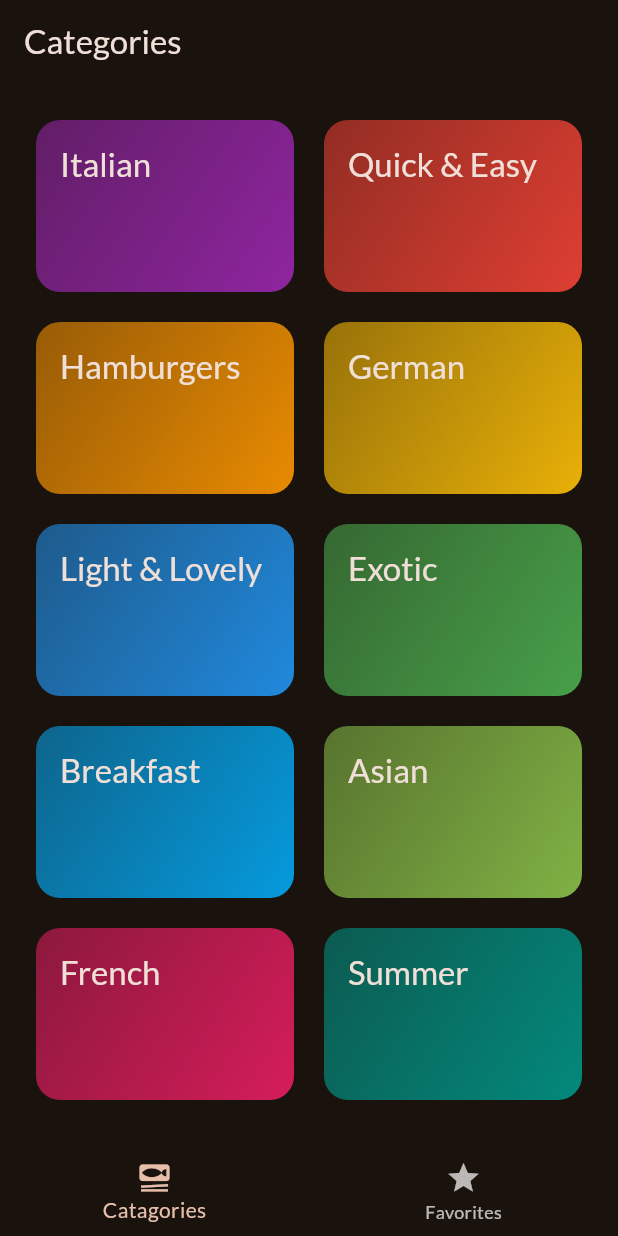
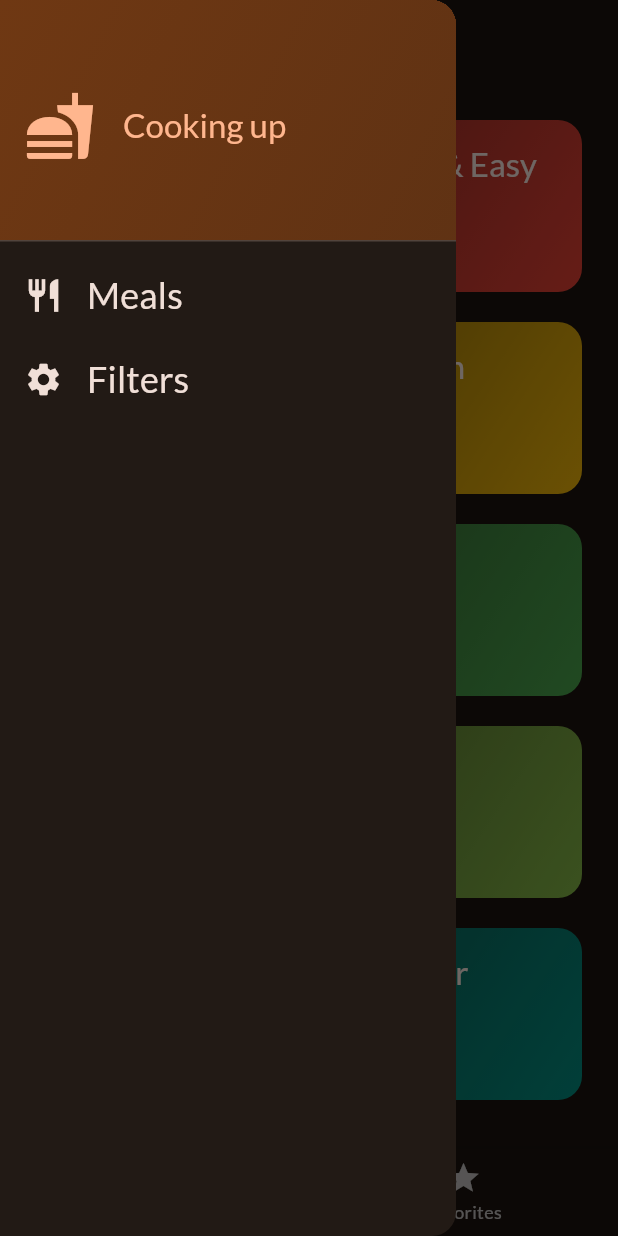
Before and after one commit to AhmmedTowfique/all_about_food, a Flutter app: the screen it shows after launch, with the side drawer open (before the commit the screen has no drawer), on a phone screen of 412 x 824 dp. Run offline on Flutter 3.47's test engine with Material 2 defaults, Android fonts, the phone set to English and light mode, and no system bars; our stand-ins replace google_fonts, transparent_image.

Commit message:
filter functionality added

```diff
--- a/lib/screens/categories.dart
+++ b/lib/screens/categories.dart
@@ -6,10 +6,11 @@ import 'package:all_about_food/widgets/category_grid_item.dart';
 import 'package:flutter/material.dart';
 
 class CategoriesScreen extends StatelessWidget {
-  const CategoriesScreen({Key? key, required this.onToggledFavorite}) : super(key: key);
+  const CategoriesScreen({Key? key, required this.onToggledFavorite, required this.availableMeals}) : super(key: key);
   final void Function(Meal) onToggledFavorite;
+  final List<Meal> availableMeals;
   void _selectCategory(BuildContext context, Category category) {
-    var filteredMeals = dummyMeals.where((meal) => meal.categories.contains(category.id)).toList();
+    var filteredMeals = availableMeals.where((meal) => meal.categories.contains(category.id)).toList();
     Navigator.of(context).push(MaterialPageRoute(
         builder: (ctx) => MealsScreen(title: category.title, meals: filteredMeals, onToggledFavorite: onToggledFavorite))); //Navigator.push(context, route)
   }
--- a/lib/screens/tabs.dart
+++ b/lib/screens/tabs.dart
@@ -1,7 +1,17 @@
+import 'package:all_about_food/dummy_data.dart';
 import 'package:all_about_food/models/meal.dart';
 import 'package:all_about_food/screens/categories.dart';
+import 'package:all_about_food/screens/filter.dart';
 import 'package:all_about_food/screens/meals.dart';
+import 'package:all_about_food/widgets/main_drawer.dart';
 import 'package:flutter/material.dart';
+
+const kInitialFilter = {
+  Filter.glutenFree: false,
+  Filter.lactoseFree: false,
+  Filter.vegetarian: false,
+  Filter.vegan: false
+};
 
 class TabsScreen extends StatefulWidget {
   const TabsScreen({Key? key}) : super(key: key);
@@ -12,6 +22,8 @@ class TabsScreen extends StatefulWidget {
 
 class _TabsScreenState extends State<TabsScreen> {
   int _selectPageIndex = 0;
+  final List<Meal> _favoriteMeals = [];
+  Map<Filter, bool> _selectedFilters = kInitialFilter;
 
   void _selectPage(int index) {
     setState(() {
@@ -19,7 +31,7 @@ class _TabsScreenState extends State<TabsScreen> {
     });
   }
 
-  final List<Meal> _favoriteMeals = [];
+  void _selectScreen(String identifier) {}
 
   void _toggleMealFavoriteStatus(Meal meal) {
     var _isExisting = _favoriteMeals.contains(meal);
@@ -33,19 +45,51 @@ class _TabsScreenState extends State<TabsScreen> {
       }
     });
   }
-  void _showInfoMessage(String message){
+
+  void _showInfoMessage(String message) {
     ScaffoldMessenger.of(context).clearSnackBars();
-    ScaffoldMessenger.of(context).showSnackBar(
-        SnackBar(
-            content: Text(message)));
+    ScaffoldMessenger.of(context).showSnackBar(SnackBar(content: Text(message)));
+  }
+
+  void _setScreen(String identifier) async {
+    Navigator.of(context).pop();
+    if (identifier == 'Filters') {
+      final result = await Navigator.of(context)
+          .push<Map<Filter, bool>>(MaterialPageRoute(builder: (ctx) => FilterScreen(currentFilters: _selectedFilters,)));
+      setState(() {
+        print(result);
+        _selectedFilters = result ?? kInitialFilter;
+      });
+    }
   }
 
   @override
   Widget build(BuildContext context) {
-    Widget activePage = CategoriesScreen(onToggledFavorite: _toggleMealFavoriteStatus);
+    final availableMeals = dummyMeals.where((meal) {
+      if (_selectedFilters[Filter.glutenFree]! && !meal.isGlutenFree) {
+        return false;
+      }
+      if (_selectedFilters[Filter.lactoseFree]! && !meal.isLactoseFree) {
+        return false;
+      }
+      if (_selectedFilters[Filter.vegetarian]! && !meal.isVegetarian) {
+        return false;
+      }
+      if (_selectedFilters[Filter.vegan]! && !meal.isVegan) {
+        return false;
+      }
+      return true;
+    }).toList();
+    Widget activePage = CategoriesScreen(
+        onToggledFavorite: _toggleMealFavoriteStatus,
+        availableMeals: availableMeals
+    );
     var activePageTitle = 'Categories';
     if (_selectPageIndex == 1) {
-      activePage =  MealsScreen( meals: _favoriteMeals, onToggledFavorite: _toggleMealFavoriteStatus,);
+      activePage = MealsScreen(
+        meals: _favoriteMeals,
+        onToggledFavorite: _toggleMealFavoriteStatus,
+      );
       activePageTitle = 'Your Favorites';
     }
 
@@ -53,6 +97,7 @@ class _TabsScreenState extends State<TabsScreen> {
       appBar: AppBar(
         title: Text(activePageTitle),
       ),
+      drawer: MainDrawer(onSelectScreen: _setScreen),
       body: activePage,
       bottomNavigationBar: BottomNavigationBar(
         currentIndex: _selectPageIndex,
--- /dev/null
+++ b/lib/widgets/main_drawer.dart
@@ -0,0 +1,76 @@
+import 'package:flutter/material.dart';
+
+class MainDrawer extends StatelessWidget {
+  const MainDrawer({Key? key, required this.onSelectScreen,}) : super(key: key);
+final void Function(String indentifier) onSelectScreen;
+  @override
+  Widget build(BuildContext context) {
+    return Drawer(
+      child: Column(
+        children: [
+          DrawerHeader(
+              decoration: BoxDecoration(
+                  gradient: LinearGradient(
+                colors: [
+                  Theme.of(context).colorScheme.primaryContainer,
+                  Theme.of(context).colorScheme.primaryContainer.withOpacity(.8),
+                ],
+                begin: Alignment.topLeft,
+                end: Alignment.bottomRight,
+              )),
+              child: Row(
+                children: [
+                  Icon(
+                    Icons.fastfood,
+                    size: 48,
+                    color: Theme.of(context).colorScheme.primary,
+                  ),
+                  const SizedBox(
+                    width: 18,
+                  ),
+                  Text(
+                    'Cooking up',
+                    style:
+                        Theme.of(context).textTheme.titleLarge!.copyWith(color: Theme.of(context).colorScheme.primary),
+                  )
+                ],
+              )),
+          ListTile(
+            leading: Icon(
+                Icons.restaurant,
+                size: 26,
+                color:Theme.of(context).colorScheme.onBackground
+            ),
+            title: Text(
+              'Meals',
+              style: Theme.of(context)
+                  .textTheme
+                  .titleSmall!
+                  .copyWith(color: Theme.of(context).colorScheme.onBackground,
+                  fontSize: 24
+              ),
+            ),
+            onTap: (){onSelectScreen('Meals');},
+          ),
+          ListTile(
+            leading: Icon(
+                Icons.settings,
+                size: 26,
+                color:Theme.of(context).colorScheme.onBackground
+            ),
+            title: Text(
+              'Filters',
+              style: Theme.of(context)
+                  .textTheme
+                  .titleSmall!
+                  .copyWith(color: Theme.of(context).colorScheme.onBackground,
+                  fontSize: 24
+              ),
+            ),
+            onTap: (){onSelectScreen('Filters');},
+          ),
+        ],
+      ),
+    );
+  }
+}
```
Also changed, not shown: lib/screens/filter.dart (added, +124 -0 lines).
